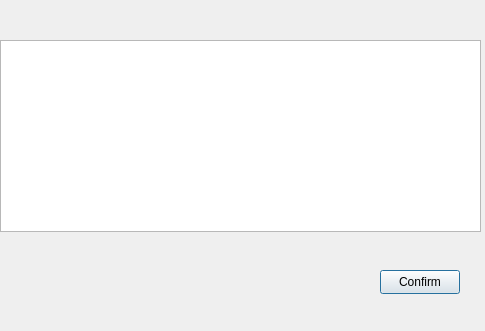
Qt form Sadikshya/bill.ui (psaishya/The-Winkel) before a commit.
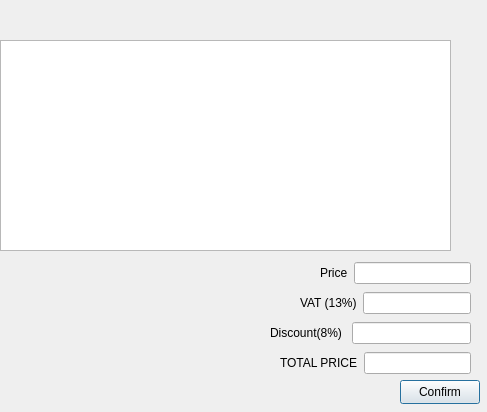
The same form after that commit.

Commit message: total can be calculate now yahooo

Diff of the .ui file:
```diff
--- a/Sadikshya/bill.ui
+++ b/Sadikshya/bill.ui
@@ -6,8 +6,8 @@
    <rect>
     <x>0</x>
     <y>0</y>
-    <width>485</width>
-    <height>331</height>
+    <width>487</width>
+    <height>412</height>
    </rect>
   </property>
   <property name="windowTitle">
@@ -18,16 +18,16 @@
     <rect>
      <x>0</x>
      <y>40</y>
-     <width>481</width>
-     <height>192</height>
+     <width>451</width>
+     <height>211</height>
     </rect>
    </property>
   </widget>
   <widget class="QPushButton" name="confirm">
    <property name="geometry">
     <rect>
-     <x>380</x>
-     <y>270</y>
+     <x>400</x>
+     <y>380</y>
      <width>80</width>
      <height>24</height>
     </rect>
@@ -36,6 +36,94 @@
     <string>Confirm</string>
    </property>
   </widget>
+  <widget class="QWidget" name="">
+   <property name="geometry">
+    <rect>
+     <x>320</x>
+     <y>260</y>
+     <width>151</width>
+     <height>26</height>
+    </rect>
+   </property>
+   <layout class="QHBoxLayout" name="horizontalLayout">
+    <item>
+     <widget class="QLabel" name="label">
+      <property name="text">
+       <string>Price</string>
+      </property>
+     </widget>
+    </item>
+    <item>
+     <widget class="QLineEdit" name="price"/>
+    </item>
+   </layout>
+  </widget>
+  <widget class="QWidget" name="">
+   <property name="geometry">
+    <rect>
+     <x>300</x>
+     <y>290</y>
+     <width>171</width>
+     <height>26</height>
+    </rect>
+   </property>
+   <layout class="QHBoxLayout" name="horizontalLayout_2">
+    <item>
+     <widget class="QLabel" name="label_2">
+      <property name="text">
+       <string>VAT (13%)</string>
+      </property>
+     </widget>
+    </item>
+    <item>
+     <widget class="QLineEdit" name="vat"/>
+    </item>
+   </layout>
+  </widget>
+  <widget class="QWidget" name="">
+   <property name="geometry">
+    <rect>
+     <x>270</x>
+     <y>320</y>
+     <width>201</width>
+     <height>26</height>
+    </rect>
+   </property>
+   <layout class="QHBoxLayout" name="horizontalLayout_3">
+    <item>
+     <widget class="QLabel" name="label_3">
+      <property name="text">
+       <string>Discount(8%) </string>
+      </property>
+     </widget>
+    </item>
+    <item>
+     <widget class="QLineEdit" name="discount"/>
+    </item>
+   </layout>
+  </widget>
+  <widget class="QWidget" name="">
+   <property name="geometry">
+    <rect>
+     <x>280</x>
+     <y>350</y>
+     <width>191</width>
+     <height>26</height>
+    </rect>
+   </property>
+   <layout class="QHBoxLayout" name="horizontalLayout_4">
+    <item>
+     <widget class="QLabel" name="label_4">
+      <property name="text">
+       <string>TOTAL PRICE</string>
+      </property>
+     </widget>
+    </item>
+    <item>
+     <widget class="QLineEdit" name="total"/>
+    </item>
+   </layout>
+  </widget>
  </widget>
  <resources/>
  <connections/>
```
The commit also changes 26 other files.
